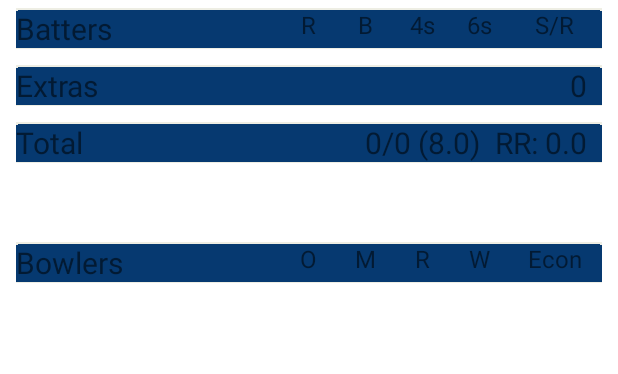
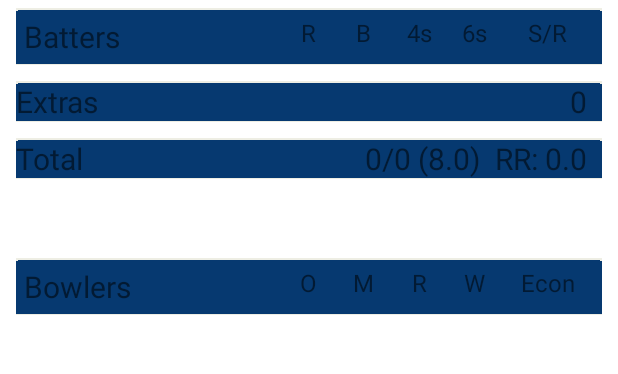
Before and after one commit to DeadshotTech/scorecard, an Android app: the ScorecardActivity screen opened directly, with no data from a screen before it, on a phone screen of 412 x 824 dp, the part 271-645 px from its top. Run offline under Robolectric (Android 15) with nearby library versions, the phone set to English and light mode, and no system bars; 9 statements that could not run were skipped.

```diff
--- a/app/build.gradle
+++ b/app/build.gradle
@@ -35,6 +35,7 @@ dependencies {
     implementation 'com.google.android.material:material:1.8.0'
     implementation 'androidx.constraintlayout:constraintlayout:2.1.4'
     implementation 'com.google.firebase:firebase-database:20.0.4'
+    implementation 'com.google.firebase:firebase-auth:21.0.3'
     testImplementation 'junit:junit:4.13.2'
     androidTestImplementation 'androidx.test.ext:junit:1.1.5'
     androidTestImplementation 'androidx.test.espresso:espresso-core:3.5.1'
--- a/app/src/main/res/layout/player_batting_scorecard_layout.xml
+++ b/app/src/main/res/layout/player_batting_scorecard_layout.xml
@@ -4,6 +4,7 @@
     android:layout_height="wrap_content"
     android:orientation="horizontal"
     android:weightSum="5"
+    android:padding="5dip"
     android:background="@drawable/border">
 
     <LinearLayout
```
